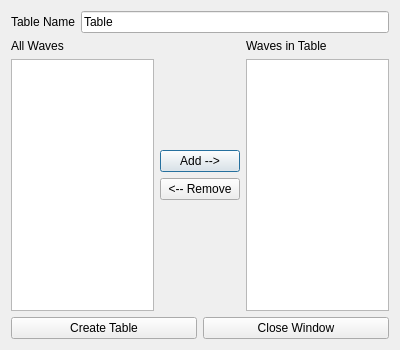
This is ui/Ui_CreateTableDialog.ui in bbreslauer/PySciPlot as Qt 5 draws it before an edit. The edited form follows.
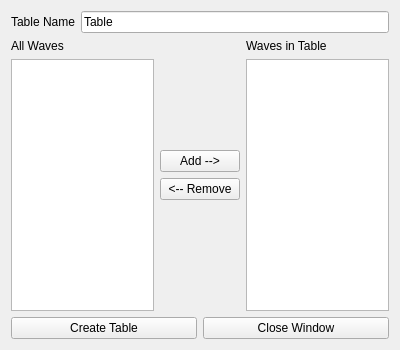
This is the edited form.

Commit message: Changed DialogSubWindow to SubWindow. Rearranged classes and files. Converted all QDialogs to QWidgets.

```diff
--- a/ui/Ui_CreateTableDialog.ui
+++ b/ui/Ui_CreateTableDialog.ui
@@ -1,7 +1,7 @@
 <?xml version="1.0" encoding="UTF-8"?>
 <ui version="4.0">
  <class>CreateTableDialog</class>
- <widget class="QDialog" name="CreateTableDialog">
+ <widget class="QWidget" name="CreateTableDialog">
   <property name="geometry">
    <rect>
     <x>0</x>
```
The commit also changes 18 other files.
